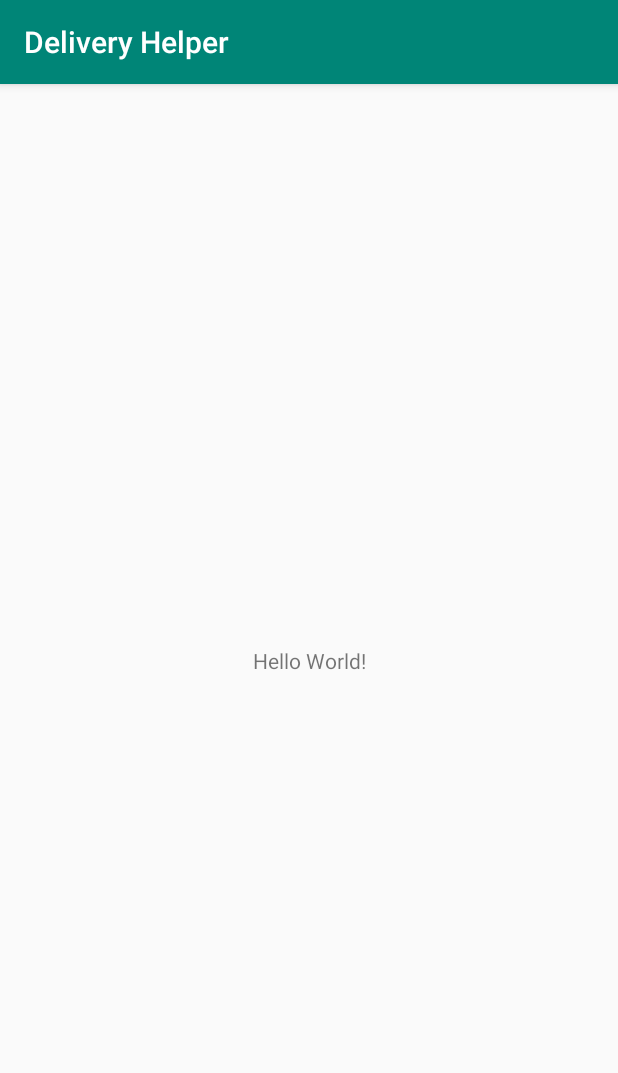
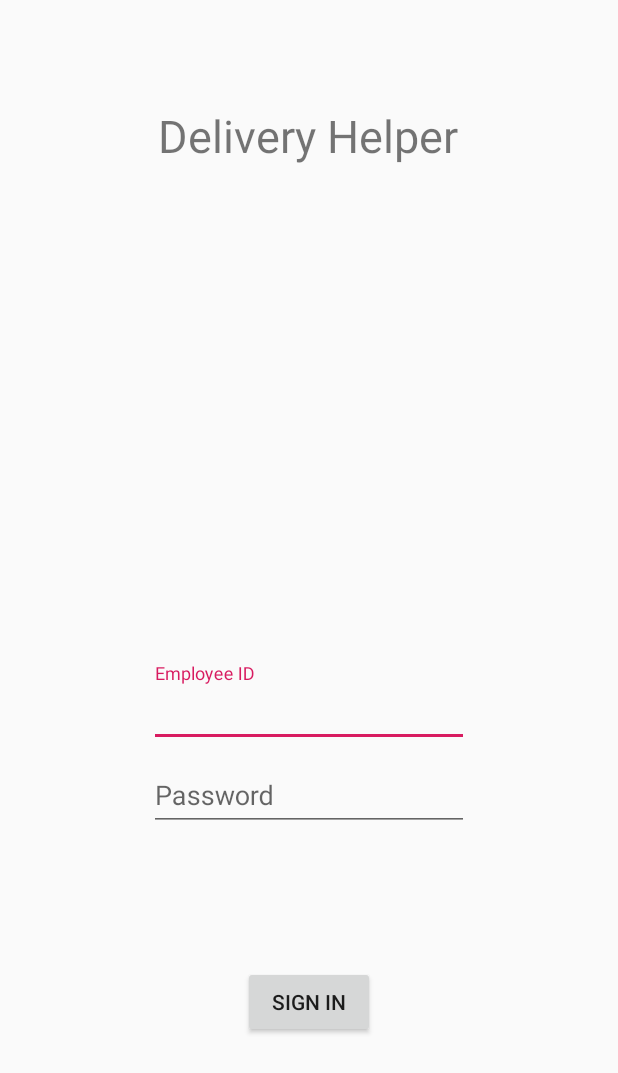
Before and after one commit to OmOmTeam/delivery_helper_app, an Android app: the screen it shows after launch (SettingsActivity before the commit, LoginActivity after it), on a phone screen of 412 x 824 dp. Shown: the top 1073 px of the screen. Run offline under Robolectric (Android 15) with nearby library versions, the phone set to English and light mode, and no system bars; our stand-ins replace ButterKnife; libraries missing offline, so code that uses them is left out: de.adorsys.android.

Commit message:
Created template for login view Added snackbar notifications Prototypes for a few data models

```diff
--- a/app/build.gradle
+++ b/app/build.gradle
@@ -25,11 +25,11 @@ dependencies {
     testImplementation 'junit:junit:4.12'
     androidTestImplementation 'com.android.support.test:runner:1.0.2'
     androidTestImplementation 'com.android.support.test.espresso:espresso-core:3.0.2'
-
     implementation 'com.squareup.retrofit2:retrofit:2.4.0'
     implementation 'com.squareup.retrofit2:converter-gson:2.4.0'
-
+    implementation 'com.android.support:design:28.0.0'
+    implementation 'com.jakewharton:butterknife:8.8.1'
+    annotationProcessor 'com.jakewharton:butterknife-compiler:8.8.1'
     implementation "de.adorsys.android:securestoragelibrary:1.0.3"
-
     implementation 'org.apache.commons:commons-lang3:3.8'
 }
--- a/app/src/main/java/ru/innopolis/deliveryhelper/LoginMVC.java
+++ b/app/src/main/java/ru/innopolis/deliveryhelper/LoginMVC.java
@@ -1,10 +1,13 @@
 package ru.innopolis.deliveryhelper;
 
 public interface LoginMVC {
+
     interface View extends Notifiable {
         void setCredentials();
     }
+
     interface Controller {
-        void check();
+        void tryLogin(String login, String password);
     }
+
 }
--- a/app/src/main/java/ru/innopolis/deliveryhelper/controller/LoginController.java
+++ b/app/src/main/java/ru/innopolis/deliveryhelper/controller/LoginController.java
@@ -12,6 +12,7 @@ public class LoginController implements LoginMVC.Controller {
     }
 
     @Override
-    public void check() {
+    public void tryLogin(String login, String password) {
+
     }
 }
--- a/app/src/main/java/ru/innopolis/deliveryhelper/model/LoginModel.java
+++ b/app/src/main/java/ru/innopolis/deliveryhelper/model/LoginResponseModel.java
@@ -2,12 +2,13 @@ package ru.innopolis.deliveryhelper.model;
 
 import com.google.gson.annotations.SerializedName;
 
-public class LoginModel {
-    @SerializedName("non_field_errors")
+public class LoginResponseModel {
+    @SerializedName("non_field_error")
     private String errorMessage;
 
     @SerializedName("token")
     private String sessionToken;
+
 
     @Override
     public String toString() {
--- a/app/src/main/java/ru/innopolis/deliveryhelper/ui/LoginActivity.java
+++ b/app/src/main/java/ru/innopolis/deliveryhelper/ui/LoginActivity.java
@@ -4,10 +4,17 @@ import android.content.Context;
 import android.os.Bundle;
 import android.os.PersistableBundle;
 import android.support.v7.app.AppCompatActivity;
+import android.support.design.widget.Snackbar;
 import android.util.Base64;
+import android.view.View;
+import android.widget.Button;
+import android.widget.EditText;
+import android.widget.TextView;
 
 import java.io.UnsupportedEncodingException;
 
+import butterknife.BindView;
+import butterknife.ButterKnife;
 import de.adorsys.android.securestoragelibrary.SecurePreferences;
 import retrofit2.Call;
 import retrofit2.Callback;
@@ -15,12 +22,18 @@ import ru.innopolis.deliveryhelper.LoginMVC;
 import ru.innopolis.deliveryhelper.R;
 import ru.innopolis.deliveryhelper.controller.LoginController;
 import ru.innopolis.deliveryhelper.model.ApiInterface;
-import ru.innopolis.deliveryhelper.model.LoginModel;
 import ru.innopolis.deliveryhelper.model.RetrofitService;
 
 public class LoginActivity extends AppCompatActivity implements LoginMVC.View{
 
     private LoginMVC.Controller controller;
+
+    @BindView(R.id.master_login)
+    TextView loginField;
+    @BindView(R.id.master_password)
+    TextView passwordField;
+    @BindView(R.id.button_login)
+    Button loginButton;
 
     @Override
     protected void onCreate(Bundle savedInstanceState) {
@@ -28,6 +41,15 @@ public class LoginActivity extends AppCompatActivity implements LoginMVC.View{
         setContentView(R.layout.activity_login);
         controller = new LoginController(this);
 
+        ButterKnife.bind(this);
+        loginButton.setOnClickListener(new View.OnClickListener(){
+            @Override
+            public void onClick(View v) {
+                String login = loginField.getText().toString().trim(), password = passwordField.getText().toString().trim();
+                controller.tryLogin(login, password);
+                showDismissableNotification("Hello, App!");
+            }
+        });
     }
 
     @Override
@@ -37,23 +59,22 @@ public class LoginActivity extends AppCompatActivity implements LoginMVC.View{
 
     @Override
     public void showNotification(String message) {
-
+        View parentLayout = findViewById(android.R.id.content);
+        Snackbar mySnackbar = Snackbar.make(parentLayout, message, Snackbar.LENGTH_LONG);
+        mySnackbar.show();
     }
 
-    public static String getAuthToken() {
-        byte[] data = new byte[0];
-        try {
-            data = ("admin" + ":" + "12345").getBytes("UTF-8");
-        } catch (UnsupportedEncodingException e) {
-            e.printStackTrace();
-        }
-        return "Basic " + Base64.encodeToString(data, Base64.NO_WRAP);
+    //TODO: extend this method to interface
+    public void showDismissableNotification(String message){
+        View parentLayout = findViewById(android.R.id.content);
+        final Snackbar snack = Snackbar.make(parentLayout, message, Snackbar.LENGTH_INDEFINITE);
+        snack.setAction(R.string.CLOSE, new View.OnClickListener() {
+            @Override
+            public void onClick(View view) {
+                snack.dismiss();
+            }
+        });
+        snack.show();
     }
 
-//    public static void getHomePage(Callback<LoginModel> callback) {
-//        Call<LoginModel> call = RetrofitService.getInstance().create(ApiInterface.class).login(
-//                getAuthToken(),
-//        );
-//        call.enqueue(callback);
-//    }
 }
--- a/app/src/main/res/layout/activity_login.xml
+++ b/app/src/main/res/layout/activity_login.xml
@@ -1,6 +1,87 @@
 <?xml version="1.0" encoding="utf-8"?>
 <android.support.constraint.ConstraintLayout
-    xmlns:android="http://schemas.android.com/apk/res/android" android:layout_width="match_parent"
-    android:layout_height="match_parent">
+    xmlns:android="http://schemas.android.com/apk/res/android"
+    xmlns:app="http://schemas.android.com/apk/res-auto"
+    xmlns:tools="http://schemas.android.com/tools"
+    android:layout_width="match_parent"
+    android:layout_height="match_parent"
+    android:theme="@style/AppTheme.NoActionBar">
 
+
+    <RelativeLayout
+        android:id="@+id/background"
+        android:layout_width="fill_parent"
+        android:layout_height="fill_parent">
+
+
+        <TextView
+            android:id="@+id/app_label"
+            android:layout_width="wrap_content"
+            android:layout_height="wrap_content"
+            android:layout_alignParentTop="true"
+            android:layout_centerHorizontal="true"
+            android:layout_alignBottom="@id/master_login_wrapper"
+            android:gravity="start"
+            android:layout_marginTop="70dp"
+            android:text="@string/app_name"
+            android:textSize="30sp" />
+
+        <android.support.design.widget.TextInputLayout
+            android:id="@+id/master_login_wrapper"
+            android:layout_width="match_parent"
+            android:layout_height="wrap_content"
+            android:layout_above="@+id/master_password_wrapper"
+            android:gravity="center"
+            android:layout_centerHorizontal="true">
+
+            <EditText
+                android:id="@+id/master_login"
+                android:layout_width="wrap_content"
+                android:layout_height="wrap_content"
+
+                android:ems="10"
+                android:hint="Employee ID"
+                android:inputType="textPersonName" />
+        </android.support.design.widget.TextInputLayout>
+
+        <android.support.design.widget.TextInputLayout
+            android:id="@+id/master_password_wrapper"
+            android:layout_width="match_parent"
+            android:layout_height="wrap_content"
+            android:layout_alignParentBottom="true"
+            android:layout_centerHorizontal="true"
+            android:layout_centerVertical="true"
+            android:gravity="center"
+            android:layout_marginBottom="270dp">
+
+            <EditText
+                android:id="@+id/master_password"
+                android:layout_width="wrap_content"
+                android:layout_height="wrap_content"
+                android:ems="10"
+                android:hint="Password"
+                android:inputType="textPassword" />
+        </android.support.design.widget.TextInputLayout>
+
+        <LinearLayout
+            android:layout_width="match_parent"
+            android:layout_height="wrap_content"
+            android:layout_alignParentEnd="true"
+            android:orientation="horizontal"
+            android:gravity="center"
+            android:layout_centerHorizontal="true"
+            android:layout_marginTop="-180dp"
+            android:layout_below="@+id/master_password_wrapper">
+
+
+            <Button
+                android:id="@+id/button_login"
+                android:layout_width="wrap_content"
+                android:layout_height="wrap_content"
+                android:text="@string/sign_in"
+                />
+        </LinearLayout>
+
+
+    </RelativeLayout>
 </android.support.constraint.ConstraintLayout>
--- a/app/src/main/res/values/strings.xml
+++ b/app/src/main/res/values/strings.xml
@@ -1,3 +1,6 @@
 <resources>
     <string name="app_name">Delivery Helper</string>
+    <string name="sign_in">Sign In</string>
+    <string name="X">X</string>
+    <string name="CLOSE">CLOSE</string>
 </resources>
--- a/app/src/main/res/values/styles.xml
+++ b/app/src/main/res/values/styles.xml
@@ -8,4 +8,9 @@
         <item name="colorAccent">@color/colorAccent</item>
     </style>
 
+    <style name="AppTheme.NoActionBar">
+        <item name="windowActionBar">false</item>
+        <item name="windowNoTitle">true</item>
+    </style>
+
 </resources>
```
Also changed, not shown: app/src/main/AndroidManifest.xml (+6 -1 lines), app/src/main/java/ru/innopolis/deliveryhelper/model/ApiInterface.java (+7 -2 lines), app/src/main/java/ru/innopolis/deliveryhelper/model/ItemResponseModel.java (added, +120 -0 lines), app/src/main/java/ru/innopolis/deliveryhelper/model/LocationMarker.java (added, +13 -0 lines).
